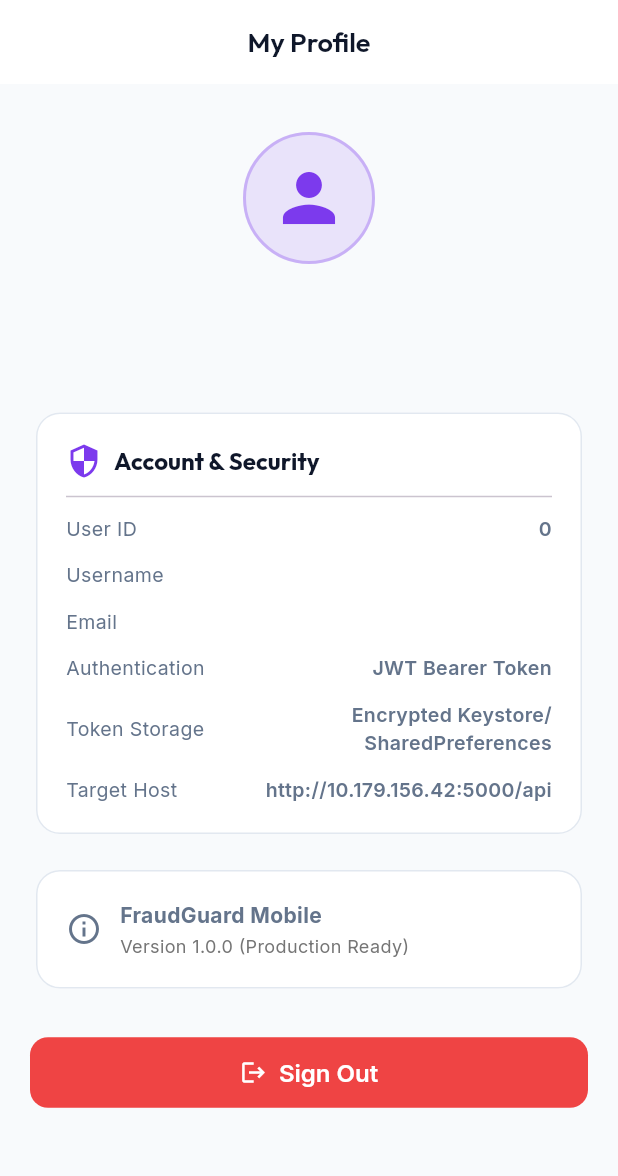
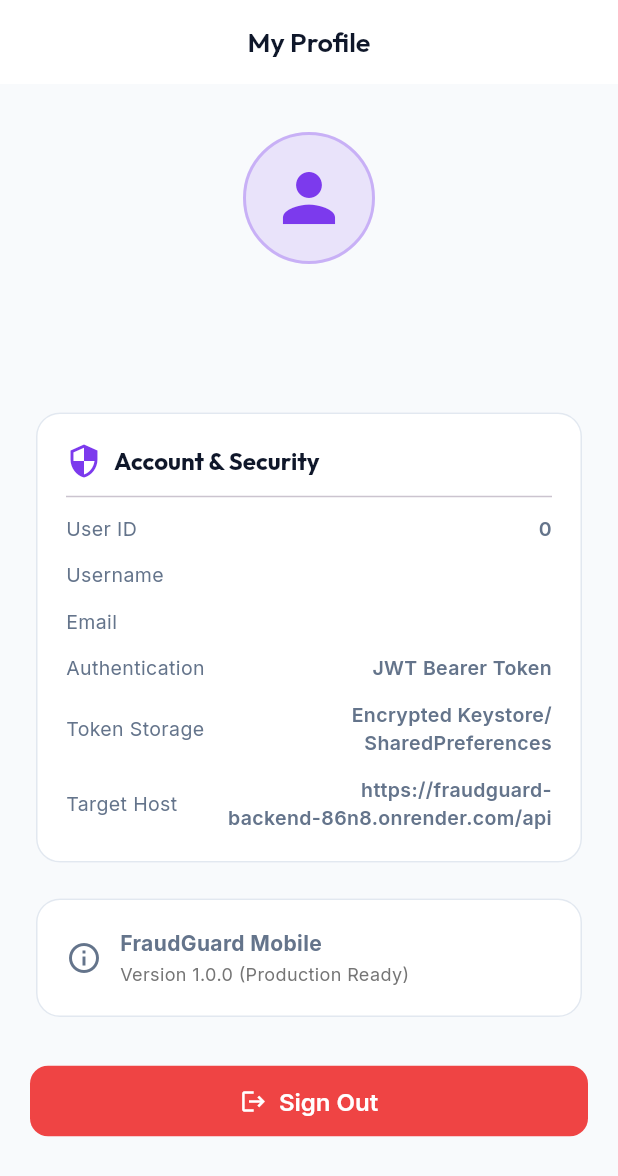
Before and after one commit to Miruthula2624/FraudGuard, a Flutter app: the ProfileScreen screen opened directly, on a phone screen of 412 x 824 dp. Shown: the top 1176 px of the screen. Run offline on Flutter 3.47's test engine with Material 3 defaults, Android fonts, the phone set to English and light mode, and no system bars; our stand-ins replace dio, flutter_secure_storage, google_fonts, image_picker; accounts and stored records are empty; network calls fail.

Commit message:
Finalize FraudGuard cloud-connected configuration

```diff
--- a/mobile/lib/core/constants/api_constants.dart
+++ b/mobile/lib/core/constants/api_constants.dart
@@ -11,7 +11,7 @@ class ApiConstants {
 
   // Development host definitions
   static const String emulatorHost = 'http://10.0.2.2:5000/api';
-  static const String physicalDeviceHost = 'http://10.179.156.42:5000/api';
+  static const String physicalDeviceHost = 'https://fraudguard-backend-86n8.onrender.com/api';
 
   /// Active base URL based on the selected environment
   static String get baseUrl {
```
Also changed, not shown: 2 other files.
